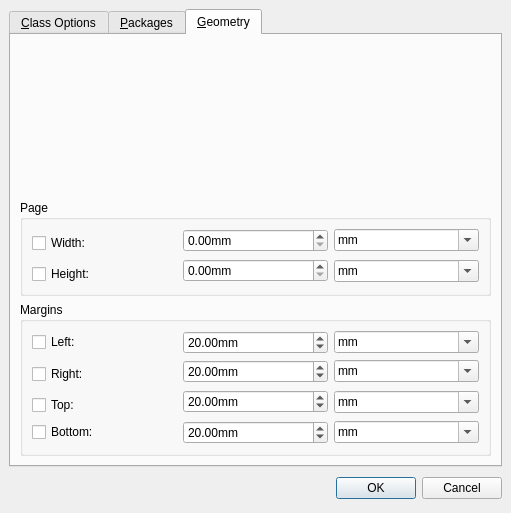
The window that src/quickdocumentdialog.ui (texstudio-org/texstudio) describes before a commit, drawn with Qt 5.
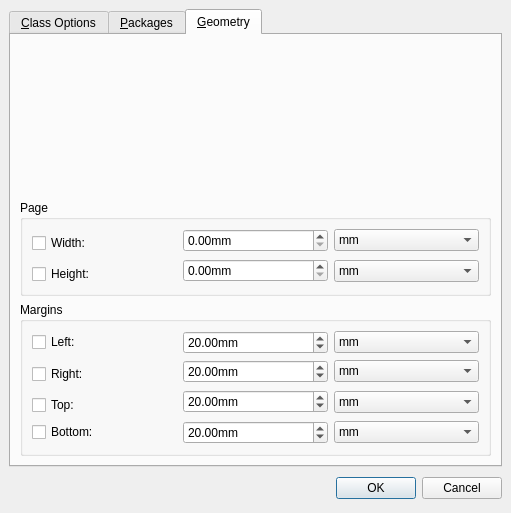
The same window after the commit. The open tabs and pages were chosen to show the change. Icons and pictures are not drawn.

```diff
--- a/src/quickdocumentdialog.ui
+++ b/src/quickdocumentdialog.ui
@@ -332,7 +332,7 @@
           <item row="0" column="2">
            <widget class="QComboBox" name="spinBoxUnitGeometryPageWidth">
             <property name="editable">
-             <bool>true</bool>
+             <bool>false</bool>
             </property>
             <item>
              <property name="text">
@@ -364,7 +364,7 @@
           <item row="1" column="2" rowspan="2">
            <widget class="QComboBox" name="spinBoxUnitGeometryPageHeight">
             <property name="editable">
-             <bool>true</bool>
+             <bool>false</bool>
             </property>
             <item>
              <property name="text">
@@ -448,7 +448,7 @@
           <item row="0" column="2">
            <widget class="QComboBox" name="spinBoxUnitGeometryMarginLeft">
             <property name="editable">
-             <bool>true</bool>
+             <bool>false</bool>
             </property>
             <item>
              <property name="text">
@@ -503,7 +503,7 @@
           <item row="1" column="2">
            <widget class="QComboBox" name="spinBoxUnitGeometryMarginRight">
             <property name="editable">
-             <bool>true</bool>
+             <bool>false</bool>
             </property>
             <item>
              <property name="text">
@@ -551,7 +551,7 @@
           <item row="2" column="2" rowspan="2">
            <widget class="QComboBox" name="spinBoxUnitGeometryMarginTop">
             <property name="editable">
-             <bool>true</bool>
+             <bool>false</bool>
             </property>
             <item>
              <property name="text">
@@ -613,7 +613,7 @@
           <item row="4" column="2">
            <widget class="QComboBox" name="spinBoxUnitGeometryMarginBottom">
             <property name="editable">
-             <bool>true</bool>
+             <bool>false</bool>
             </property>
             <item>
              <property name="text">
```
Left out of the diff: 24 changed lines with no effect on the pictures.
